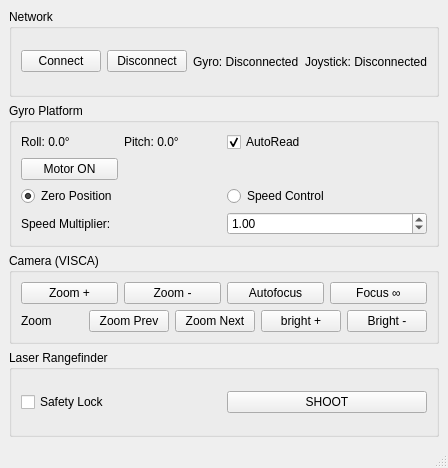
Old version of the form mainwindow.ui in the repository Shimanovich/gsp_control.
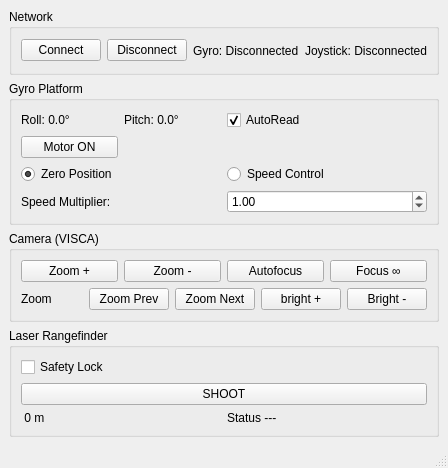
New version of the form.

Diff of the .ui file:
```diff
--- a/mainwindow.ui
+++ b/mainwindow.ui
@@ -237,6 +237,8 @@
       </property>
       <layout class="QHBoxLayout" name="horizontalLayout_3">
        <item>
+        <layout class="QVBoxLayout" name="verticalLayout_2">
+         <item>
         <widget class="QCheckBox" name="checkSafety">
          <property name="text">
           <string>Safety Lock</string>
@@ -252,6 +254,26 @@
           <string>SHOOT</string>
          </property>
         </widget>
+         </item>
+         <item>
+          <layout class="QHBoxLayout" name="horizontalLayout_6">
+           <item>
+            <widget class="QLabel" name="ldDistance">
+             <property name="text">
+              <string> 0 m</string>
+             </property>
+            </widget>
+           </item>
+           <item>
+            <widget class="QLabel" name="Ld_status">
+             <property name="text">
+              <string>Status ---</string>
+             </property>
+            </widget>
+           </item>
+          </layout>
+         </item>
+        </layout>
        </item>
       </layout>
      </widget>
```
Lines whose indentation alone changed are shown as unchanged.
